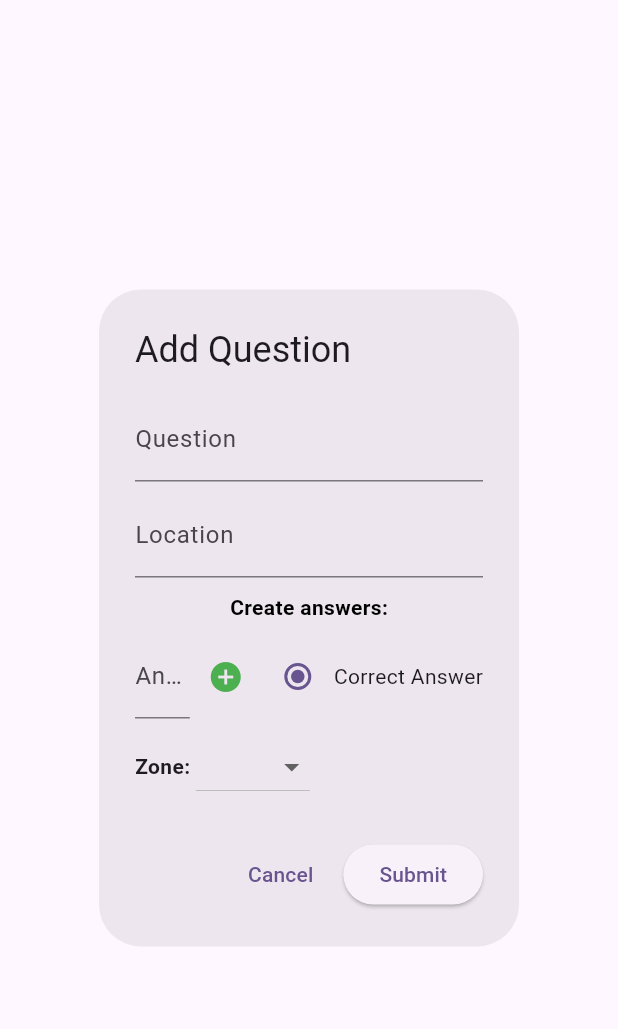
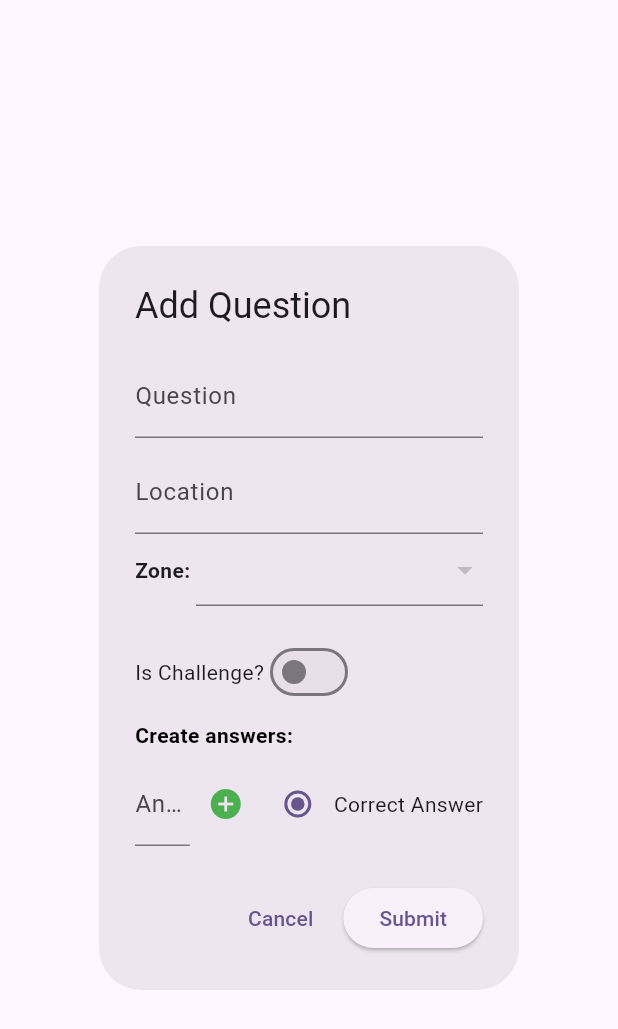
Before and after one commit to CasualBear/casualbear_backoffice, a Flutter app: the AddQuestionDialog widget shown alone on an empty page, opened directly with empty values, on a phone screen of 412 x 824 dp. Shown: the top 1029 px of the screen. Run offline on Flutter 3.47's test engine with Material 2 defaults, Android fonts, the phone set to English and light mode, and no system bars; our stand-ins replace bloc, dio, flutter_bloc, flutter_colorpicker, jwt_decoder; missing offline and left inert: dart:html, location_picker_flutter_map; network calls fail.

Commit message:
add event details

```diff
--- a/lib/network/models/zones.dart
+++ b/lib/network/models/zones.dart
@@ -1,8 +1,6 @@
-import 'package:casualbear_backoffice/network/models/coordinates.dart';
-
 class Zone {
   final String name;
-  List<Coordinates> coordinates;
+  bool isLocked;
 
-  Zone({required this.name, required this.coordinates});
+  Zone({required this.name, required this.isLocked});
 }
--- a/lib/screens/events/widgets/add_question_widget.dart
+++ b/lib/screens/events/widgets/add_question_widget.dart
@@ -1,16 +1,15 @@
 // ignore_for_file: library_private_types_in_public_api
 
+import 'package:casualbear_backoffice/network/models/zones.dart';
 import 'package:casualbear_backoffice/screens/events/map_screen.dart';
 import 'package:flutter/material.dart';
 import 'package:location_picker_flutter_map/location_picker_flutter_map.dart';
 
 class AddQuestionDialog extends StatefulWidget {
+  final List<Zone> zones;
   final Function(String, List<String>, int, LatLong, String) onAddQuestion;
 
-  const AddQuestionDialog({
-    Key? key,
-    required this.onAddQuestion,
-  }) : super(key: key);
+  const AddQuestionDialog({Key? key, required this.onAddQuestion, required this.zones}) : super(key: key);
 
   @override
   _AddQuestionDialogState createState() => _AddQuestionDialogState();
@@ -23,12 +22,15 @@ class _AddQuestionDialogState extends State<AddQuestionDialog> {
   late LatLong questionCoordinates;
   String? selectedZone;
 
+  bool _showAnswers = false;
+
   final List<TextEditingController> _answerControllers = [];
   int _correctAnswerIndex = 0;
 
   @override
   void initState() {
     super.initState();
+
     _questionController = TextEditingController();
     _locationController = TextEditingController();
     _answerControllers.add(TextEditingController());
@@ -103,13 +105,55 @@ class _AddQuestionDialogState extends State<AddQuestionDialog> {
               },
               readOnly: true,
             ),
+            Row(
+              children: [
+                const Text(
+                  'Zone: ',
+                  style: TextStyle(fontWeight: FontWeight.bold),
+                ),
+                Expanded(
+                  child: DropdownButtonFormField(
+                    value: selectedZone,
+                    onChanged: (value) {
+                      setState(() {});
+                    },
+                    items: widget.zones.map((zone) {
+                      return DropdownMenuItem(
+                        value: zone,
+                        child: Text(zone.name + (zone.isLocked ? ' (Unlocked)' : ' (Locked)')),
+                      );
+                    }).toList(),
+                  ),
+                ),
+              ],
+            ),
             const SizedBox(height: 10),
+            const SizedBox(height: 10),
+            Row(
+              children: [
+                const Text('Is Challenge?'),
+                Switch(
+                  value: _showAnswers,
+                  onChanged: (value) {
+                    setState(() {
+                      _showAnswers = value;
+                    });
+                  },
+                ),
+              ],
+            ),
+            Visibility(
+              visible: !_showAnswers,
+              child: Column(
+                crossAxisAlignment: CrossAxisAlignment.start,
+                mainAxisAlignment: MainAxisAlignment.start,
+                children: [
+                  const SizedBox(height: 8),
                   const Text('Create answers:', style: TextStyle(color: Colors.black, fontWeight: FontWeight.bold)),
                   const SizedBox(height: 8),
                   ..._answerControllers.asMap().entries.map((entry) {
                     final int index = entry.key;
                     final controller = entry.value;
-              final isCorrectAnswer = index == _correctAnswerIndex;
                     return Row(
                       children: [
                         Flexible(
@@ -158,52 +202,8 @@ class _AddQuestionDialogState extends State<AddQuestionDialog> {
                       ],
                     );
                   }),
-            const SizedBox(height: 8),
-            Row(
-              children: [
-                const Text(
-                  'Zone: ',
-                  style: TextStyle(fontWeight: FontWeight.bold),
-                ),
-                DropdownButton<String>(
-                  value: selectedZone,
-                  onChanged: (newValue) {
-                    setState(() {
-                      selectedZone = newValue;
-                    });
-                  },
-                  items: const [
-                    DropdownMenuItem(
-                      value: 'A',
-                      child: Text('Zona A'),
-                    ),
-                    DropdownMenuItem(
-                      value: 'B',
-                      child: Text('Zona B'),
-                    ),
-                    DropdownMenuItem(
-                      value: 'C',
-                      child: Text('Zona C'),
-                    ),
-                    DropdownMenuItem(
-                      value: 'D',
-                      child: Text('Zona D'),
-                    ),
-                    DropdownMenuItem(
-                      value: 'E',
-                      child: Text('Zona E'),
-                    ),
-                    DropdownMenuItem(
-                      value: 'F',
-                      child: Text('Zona F'),
-                    ),
-                    DropdownMenuItem(
-                      value: 'G',
-                      child: Text('Zona G'),
-                    ),
                 ],
               ),
-              ],
             ),
           ],
         ),
```
Also changed, not shown: lib/screens/events/event_details.dart (+43 -7 lines). Lines whose indentation alone changed are shown as unchanged.
